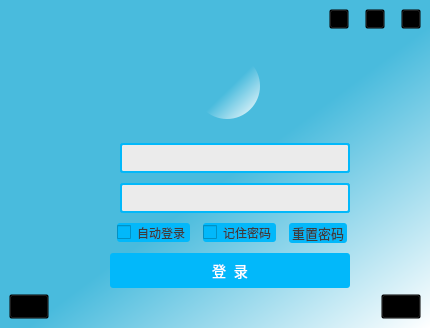
huizhang556/pc-video-player, file VideoPlayer/login/LoginPersonInfo.ui: the form before one commit.
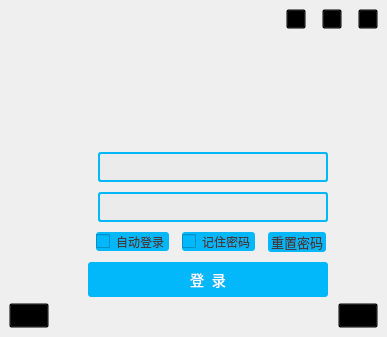
The form after the commit. Icons and pictures are not drawn.

```diff
--- a/VideoPlayer/login/LoginPersonInfo.ui
+++ b/VideoPlayer/login/LoginPersonInfo.ui
@@ -6,19 +6,47 @@
    <rect>
     <x>0</x>
     <y>0</y>
-    <width>430</width>
-    <height>328</height>
+    <width>387</width>
+    <height>337</height>
    </rect>
   </property>
   <property name="windowTitle">
    <string>Form</string>
   </property>
   <property name="styleSheet">
-   <string notr="true">QWidget
-{
-background-color: qlineargradient(spread:reflect, x1:0.056, y1:0.04, x2:1, y2:1, stop:0.511364 rgba(73, 187, 221, 255), stop:1 rgba(255, 255, 255, 255));
-}
+   <string notr="true">
 	</string>
+  </property>
+  <layout class="QVBoxLayout" name="verticalLayout_10">
+   <property name="spacing">
+    <number>0</number>
+   </property>
+   <property name="leftMargin">
+    <number>0</number>
+   </property>
+   <property name="topMargin">
+    <number>0</number>
+   </property>
+   <property name="rightMargin">
+    <number>0</number>
+   </property>
+   <property name="bottomMargin">
+    <number>0</number>
+   </property>
+   <item>
+    <widget class="QFrame" name="frame_login">
+     <property name="styleSheet">
+      <string notr="true">#frame_login
+{
+border-image: url(:/images/bgpic/login.png);
+border-radius:6px;
+}</string>
+     </property>
+     <property name="frameShape">
+      <enum>QFrame::StyledPanel</enum>
+     </property>
+     <property name="frameShadow">
+      <enum>QFrame::Raised</enum>
   </property>
   <layout class="QVBoxLayout" name="verticalLayout_5">
    <property name="spacing">
@@ -2855,6 +2883,9 @@
        </layout>
       </widget>
      </widget>
+       </widget>
+      </item>
+     </layout>
     </widget>
    </item>
   </layout>
```
Lines whose indentation alone changed are shown as unchanged.
